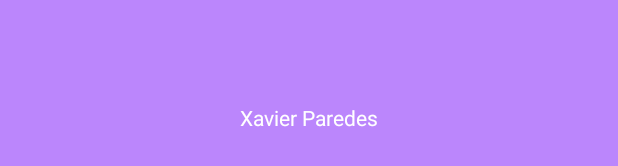
After one commit to EPN-2023B-Moviles-GR1SW/mov-gr1sw-paredes-tumipamba-freddy-xavier, an Android app built with Jetpack Compose: the layout activity_main.xml on its own in the app's theme, with its tools: preview values and no code run, on a phone screen of 412 x 824 dp. The commit adds this screen. Shown: the part 501-667 px from the top of the screen. Run offline under Robolectric (Android 15) with nearby library versions, the phone set to English and light mode, and no system bars.

Commit message:
Trabajo en clase

```diff
--- a/Android/app/build.gradle.kts
+++ b/Android/app/build.gradle.kts
@@ -1,6 +1,8 @@
 plugins {
     id("com.android.application")
     id("org.jetbrains.kotlin.android")
+    id("com.google.firebase.appdistribution")
+    id("com.google.gms.google-services")
 }
 
 android {
@@ -56,6 +58,8 @@ dependencies {
     implementation("androidx.compose.ui:ui-graphics")
     implementation("androidx.compose.ui:ui-tooling-preview")
     implementation("androidx.compose.material3:material3")
+    implementation("androidx.appcompat:appcompat:1.6.1")
+    implementation("androidx.constraintlayout:constraintlayout:2.1.4")
     testImplementation("junit:junit:4.13.2")
     androidTestImplementation("androidx.test.ext:junit:1.1.5")
     androidTestImplementation("androidx.test.espresso:espresso-core:3.5.1")
--- /dev/null
+++ b/Android/app/src/main/res/layout/activity_main.xml
@@ -0,0 +1,20 @@
+<?xml version="1.0" encoding="utf-8"?>
+<androidx.constraintlayout.widget.ConstraintLayout xmlns:android="http://schemas.android.com/apk/res/android"
+    xmlns:app="http://schemas.android.com/apk/res-auto"
+    xmlns:tools="http://schemas.android.com/tools"
+    android:layout_width="match_parent"
+    android:layout_height="match_parent"
+    android:background="@color/color2">
+
+    <TextView
+        android:id="@+id/textView3"
+        android:layout_width="wrap_content"
+        android:layout_height="wrap_content"
+        android:text="@string/nombre"
+        android:textColor="@color/color1"
+        app:layout_constraintBottom_toBottomOf="parent"
+        app:layout_constraintEnd_toEndOf="parent"
+        app:layout_constraintStart_toStartOf="parent"
+        app:layout_constraintTop_toTopOf="parent" />
+
+</androidx.constraintlayout.widget.ConstraintLayout>
--- a/Android/app/src/main/res/values-en-land/String-landscape-en.xml
+++ b/Android/app/src/main/res/values-en-land/String-landscape-en.xml
@@ -1,3 +1,6 @@
 <?xml version="1.0" encoding="utf-8"?>
 <resources>
+    <string name="nombre">Todos mienten</string>
+    <color name="color1">#FF10C8AF</color>
+    <color name="color2">#FFACC1AF</color>
 </resources>
--- a/Android/app/src/main/res/values-en-port/String-portrait-en.xml
+++ b/Android/app/src/main/res/values-en-port/String-portrait-en.xml
@@ -1,3 +1,6 @@
 <?xml version="1.0" encoding="utf-8"?>
 <resources>
+    <string name="nombre">Xavier Paredes</string>
+    <color name="color1">#FFFFFFFF</color>
+    <color name="color2">#FFBB86FC</color>
 </resources>
--- a/Android/app/src/main/res/values-es-land/String-landscape-es.xml
+++ b/Android/app/src/main/res/values-es-land/String-landscape-es.xml
@@ -1,3 +1,6 @@
 <?xml version="1.0" encoding="utf-8"?>
 <resources>
+    <string name="nombre">Todas mienten</string>
+    <color name="color1">#FF10C8AF</color>
+    <color name="color2">#FFFF00F3</color>
 </resources>
--- a/Android/app/src/main/res/values-es-port/String-portrait-es.xml
+++ b/Android/app/src/main/res/values-es-port/String-portrait-es.xml
@@ -1,3 +1,6 @@
 <?xml version="1.0" encoding="utf-8"?>
 <resources>
+    <string name="nombre">Salome Garzon</string>
+    <color name="color1">#FFBB86FC</color>
+    <color name="color2">#FFFFFFFF</color>
 </resources>
--- a/Android/app/src/main/res/values-land/strings.xml
+++ b/Android/app/src/main/res/values-land/strings.xml
@@ -1,3 +1,4 @@
 <?xml version="1.0" encoding="utf-8"?>
 <resources>
+    <string name="saludo">Buenas Noches</string>
 </resources>
--- a/Android/app/src/main/res/values/strings.xml
+++ b/Android/app/src/main/res/values/strings.xml
@@ -1,3 +1,4 @@
 <resources>
     <string name="app_name">gr1-sw-fxpt</string>
+    <string name="saludo">Buenos Dias</string>
 </resources>
```
Also changed, not shown: Android/app/src/main/java/com/example/gr1_sw_fxpt/MainActivity.kt (+2 -25 lines), Android/build.gradle.kts (+7 -0 lines), 1 other file.
